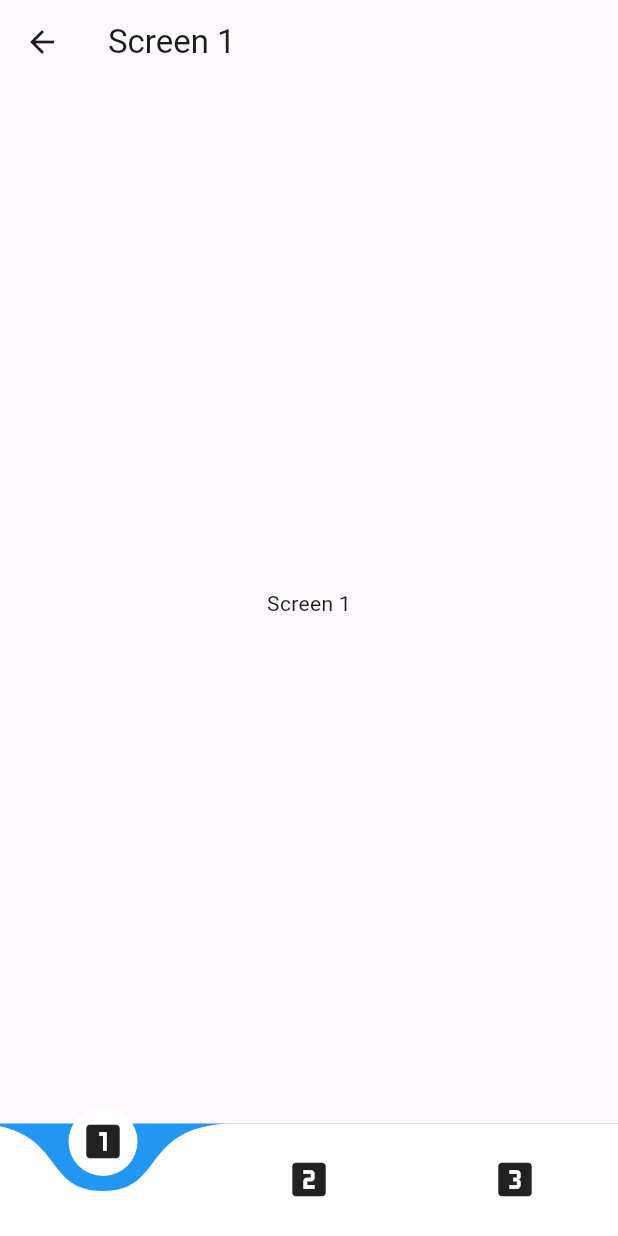
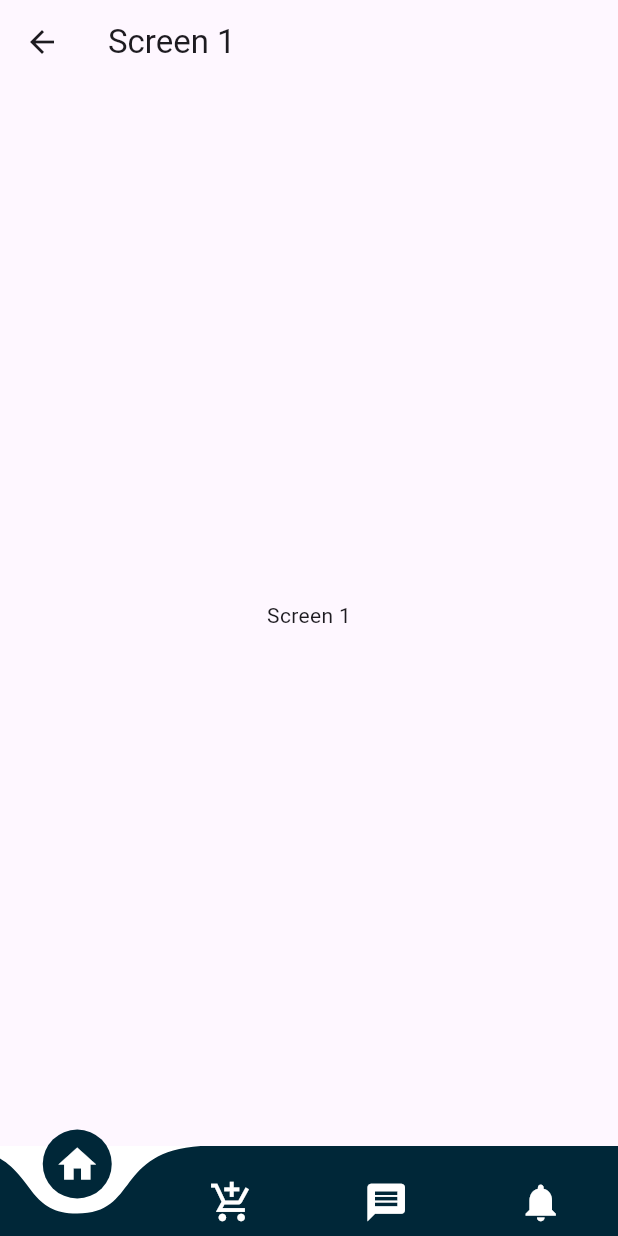
Before and after one commit to JabduT/BetRent, a Flutter app: the MyBottomNavigationBar screen opened directly, on a phone screen of 412 x 824 dp. Run offline on Flutter 3.47's test engine with Material 3 defaults, Android fonts, the light colour scheme and no system bars; drawn by our look-alikes of curved_navigation_bar.

Commit message:
renter app

```diff
--- a/owner_app/lib/main.dart
+++ b/owner_app/lib/main.dart
@@ -13,6 +13,7 @@ const MyApp({super.key});
       theme: ThemeData(
       colorScheme: ColorScheme.fromSeed(seedColor: Colors.deepPurple),
         useMaterial3: true,
+        primarySwatch: Colors.red,
       ),
     home: const MyHomePage(title: 'Flutter Demo Home Page'),
     );
--- a/owner_app/lib/widgets/my_bottom_navigation_bar.dart
+++ b/owner_app/lib/widgets/my_bottom_navigation_bar.dart
@@ -3,6 +3,7 @@ import 'package:curved_navigation_bar/curved_navigation_bar.dart';
 import 'package:owner_app/screens/screen1.dart';
 import 'package:owner_app/screens/screen2.dart';
 import 'package:owner_app/screens/screen3.dart';
+import 'package:owner_app/screens/screen4.dart';
 
 class MyBottomNavigationBar extends StatefulWidget {
   @override
@@ -16,6 +17,7 @@ class _MyBottomNavigationBarState extends State<MyBottomNavigationBar> {
     Screen1(),
     Screen2(),
     Screen3(),
+    Screen4(),
   ];
 
   void _onItemTapped(int index) {
@@ -32,14 +34,23 @@ class _MyBottomNavigationBarState extends State<MyBottomNavigationBar> {
       ),
       body: _screens[_selectedIndex],
       bottomNavigationBar: CurvedNavigationBar(
-        backgroundColor: Colors.blue, // Change as needed
-        items: <Widget>[
-          Icon(Icons.looks_one, size: 30),
-          Icon(Icons.looks_two, size: 30),
-          Icon(Icons.looks_3, size: 30),
+        // Change as needed
+        items: const <Widget>[
+          Icon(Icons.home, color: Colors.white, size: 30),
+          Icon(Icons.add_shopping_cart_sharp, color: Colors.white, size: 30),
+          Icon(Icons.message, color: Colors.white, size: 30),
+          Icon(Icons.notifications,
+              color: Colors.white, size: 30), // Use notifications icon
         ],
+
         index: _selectedIndex,
         onTap: _onItemTapped,
+        height: 60.0,
+        color: Color.fromRGBO(0, 39, 56, 1.0),
+        buttonBackgroundColor: Color.fromRGBO(0, 39, 56, 1.0),
+        backgroundColor: Colors.white,
+        animationCurve: Curves.easeInOut,
+        animationDuration: Duration(milliseconds: 600),
       ),
     );
   }
```
